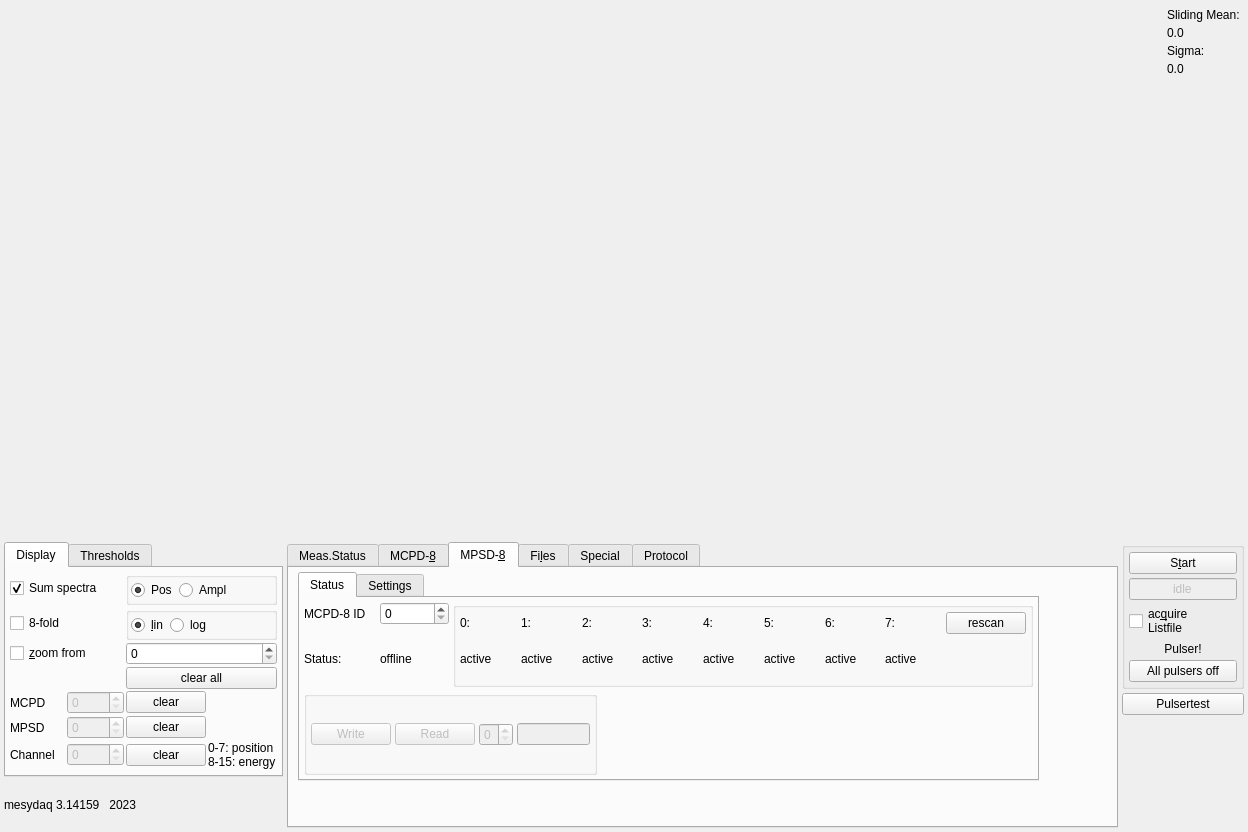
First picture: the form in src/mainwidget.ui, repository flueke/mesydaq2, before the edit.
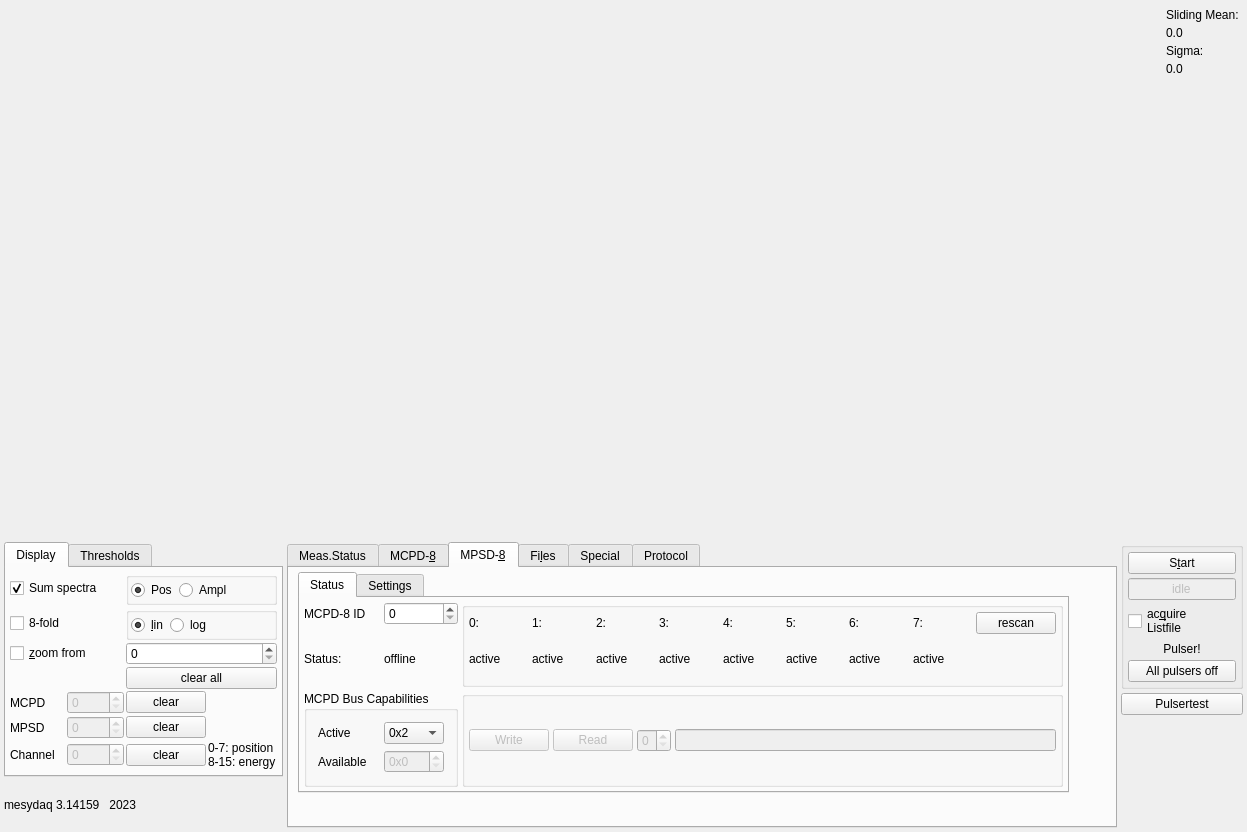
Second picture: the form after the edit. The open tabs and pages were chosen to show the change.

Commit message: add code and ui elements to set and display mcpd bus capabilities

Diff of the .ui file:
```diff
--- a/src/mainwidget.ui
+++ b/src/mainwidget.ui
@@ -6,7 +6,7 @@
    <rect>
     <x>0</x>
     <y>0</y>
-    <width>1248</width>
+    <width>1247</width>
     <height>832</height>
    </rect>
   </property>
@@ -2461,8 +2461,8 @@
           <rect>
            <x>9</x>
            <y>4</y>
-           <width>741</width>
-           <height>209</height>
+           <width>771</width>
+           <height>221</height>
           </rect>
          </property>
          <property name="currentIndex">
@@ -2472,7 +2472,7 @@
           <attribute name="title">
            <string>Status</string>
           </attribute>
-          <layout class="QGridLayout" name="gridLayout_16">
+          <layout class="QGridLayout" name="gridLayout_16" columnstretch="0,1">
            <property name="leftMargin">
             <number>4</number>
            </property>
@@ -2532,7 +2532,7 @@
              </item>
             </layout>
            </item>
-           <item row="0" column="1" colspan="2">
+           <item row="0" column="1">
             <widget class="QGroupBox" name="groupBox17_2">
              <layout class="QGridLayout" name="gridLayout_14">
               <property name="leftMargin">
@@ -2720,7 +2720,70 @@
              </layout>
             </widget>
            </item>
-           <item row="1" column="0" colspan="2">
+           <item row="1" column="0">
+            <widget class="QGroupBox" name="groupBox">
+             <property name="title">
+              <string>MCPD Bus Capabilities</string>
+             </property>
+             <layout class="QGridLayout" name="gridLayout_32">
+              <item row="1" column="0">
+               <widget class="QLabel" name="label">
+                <property name="text">
+                 <string>Available</string>
+                </property>
+               </widget>
+              </item>
+              <item row="0" column="1">
+               <widget class="QComboBox" name="combo_activeBusCaps">
+                <property name="currentIndex">
+                 <number>1</number>
+                </property>
+                <item>
+                 <property name="text">
+                  <string>0x1</string>
+                 </property>
+                </item>
+                <item>
+                 <property name="text">
+                  <string>0x2</string>
+                 </property>
+                </item>
+                <item>
+                 <property name="text">
+                  <string>0x4</string>
+                 </property>
+                </item>
+                <item>
+                 <property name="text">
+                  <string>0x7</string>
+                 </property>
+                </item>
+               </widget>
+              </item>
+              <item row="0" column="0">
+               <widget class="QLabel" name="label_2">
+                <property name="text">
+                 <string>Active</string>
+                </property>
+               </widget>
+              </item>
+              <item row="1" column="1">
+               <widget class="QSpinBox" name="spin_availBusCaps">
+                <property name="enabled">
+                 <bool>false</bool>
+                </property>
+                <property name="prefix">
+                 <string>0x</string>
+                </property>
+                <property name="displayIntegerBase">
+                 <number>16</number>
+                </property>
+               </widget>
+              </item>
+             </layout>
+            </widget>
+           </item>
+           <item row="1" column="1">
             <widget class="QGroupBox" name="groupBox39">
              <property name="enabled">
               <bool>false</bool>
@@ -2768,19 +2831,6 @@
              </layout>
             </widget>
            </item>
-           <item row="1" column="2">
-            <spacer name="horizontalSpacer_7">
-             <property name="orientation">
-              <enum>Qt::Horizontal</enum>
-             </property>
-             <property name="sizeHint" stdset="0">
-              <size>
-               <width>449</width>
-               <height>20</height>
-              </size>
-             </property>
-            </spacer>
-           </item>
           </layout>
          </widget>
          <widget class="QWidget" name="tab9">
```
Left out of the diff: 96 changed lines with no effect on the pictures. The commit also changes 8 other files.
